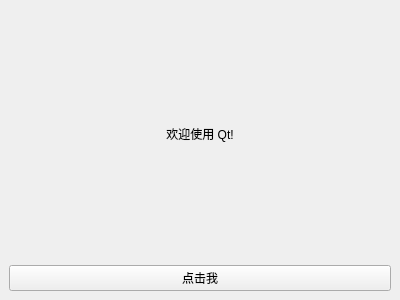
Strive-Sun/AuxiliaryArticalUploadTool, file src/ui/mainwindow.ui: the form before one commit.
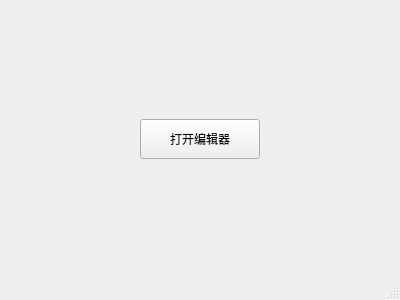
The form after the commit.

Commit message: feat: 改进编辑器滚动同步功能\n\n1. 优化编辑器和预览窗口的滚动同步机制\n2. 修复滚动条同步的时机问题\n3. 改进信号处理和阻塞控制\n4. 更新正则表达式处理，使用 QRegularExpression

Diff of the .ui file:
```diff
--- a/src/ui/mainwindow.ui
+++ b/src/ui/mainwindow.ui
@@ -16,23 +16,86 @@
   <widget class="QWidget" name="centralwidget">
    <layout class="QVBoxLayout" name="verticalLayout">
     <item>
-     <widget class="QLabel" name="label">
-      <property name="text">
-       <string>欢迎使用 Qt!</string>
+     <spacer name="verticalSpacer">
+      <property name="orientation">
+       <enum>Qt::Vertical</enum>
       </property>
-      <property name="alignment">
-       <set>Qt::AlignCenter</set>
+      <property name="sizeHint" stdset="0">
+       <size>
+        <width>20</width>
+        <height>109</height>
+       </size>
       </property>
-     </widget>
+     </spacer>
     </item>
     <item>
-     <widget class="QPushButton" name="button">
-      <property name="text">
-       <string>点击我</string>
+     <layout class="QHBoxLayout" name="horizontalLayout">
+      <item>
+       <spacer name="horizontalSpacer">
+        <property name="orientation">
+         <enum>Qt::Horizontal</enum>
+        </property>
+        <property name="sizeHint" stdset="0">
+         <size>
+          <width>40</width>
+          <height>20</height>
+         </size>
+        </property>
+       </spacer>
+      </item>
+      <item>
+       <widget class="QPushButton" name="openEditorButton">
+        <property name="minimumSize">
+         <size>
+          <width>120</width>
+          <height>40</height>
+         </size>
+        </property>
+        <property name="text">
+         <string>打开编辑器</string>
+        </property>
+       </widget>
+      </item>
+      <item>
+       <spacer name="horizontalSpacer_2">
+        <property name="orientation">
+         <enum>Qt::Horizontal</enum>
+        </property>
+        <property name="sizeHint" stdset="0">
+         <size>
+          <width>40</width>
+          <height>20</height>
+         </size>
+        </property>
+       </spacer>
+      </item>
+     </layout>
+    </item>
+    <item>
+     <spacer name="verticalSpacer_2">
+      <property name="orientation">
+       <enum>Qt::Vertical</enum>
       </property>
-     </widget>
+      <property name="sizeHint" stdset="0">
+       <size>
+        <width>20</width>
+        <height>109</height>
+       </size>
+      </property>
+     </spacer>
     </item>
    </layout>
   </widget>
+  <widget class="QMenuBar" name="menubar">
+   <property name="geometry">
+    <rect>
+     <x>0</x>
+     <y>0</y>
+     <width>400</width>
+     <height>24</height>
+    </rect>
+   </property>
+  </widget>
+  <widget class="QStatusBar" name="statusbar"/>
  </widget>
 </ui> 
```
Left out of the diff: 4 changed lines with no effect on the pictures. The commit also changes 6 other files.
